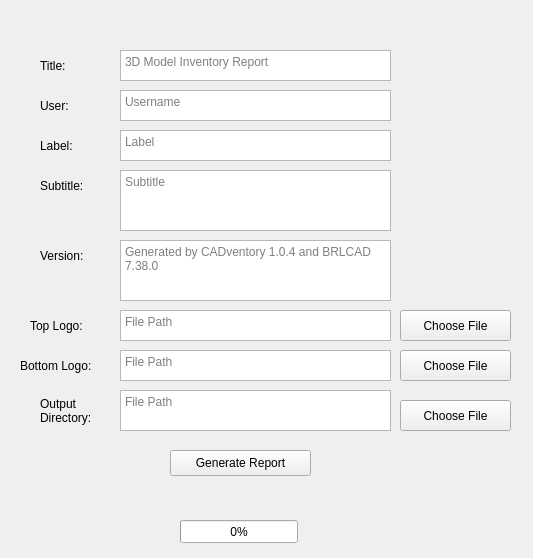
This is src/reportgenerationwindow.ui in torfoes/cadventory as Qt 5 draws it before an edit. The edited form follows.
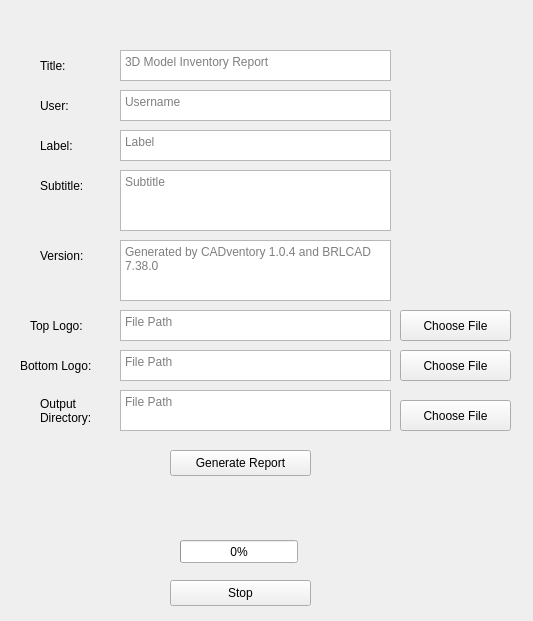
This is the edited form.

Commit message: stop report generation functionality

Diff of the .ui file:
```diff
--- a/src/reportgenerationwindow.ui
+++ b/src/reportgenerationwindow.ui
@@ -7,7 +7,7 @@
     <x>0</x>
     <y>0</y>
     <width>533</width>
-    <height>558</height>
+    <height>621</height>
    </rect>
   </property>
   <property name="windowTitle">
@@ -246,7 +246,7 @@
    <property name="geometry">
     <rect>
      <x>130</x>
-     <y>490</y>
+     <y>510</y>
      <width>231</width>
      <height>18</height>
     </rect>
@@ -254,12 +254,15 @@
    <property name="text">
     <string/>
    </property>
+   <property name="alignment">
+    <set>Qt::AlignmentFlag::AlignCenter</set>
+   </property>
   </widget>
   <widget class="QProgressBar" name="progressBar">
    <property name="geometry">
     <rect>
      <x>180</x>
-     <y>520</y>
+     <y>540</y>
      <width>118</width>
      <height>23</height>
     </rect>
@@ -329,6 +332,19 @@
     <string>Subtitle:</string>
    </property>
   </widget>
+  <widget class="QPushButton" name="pauseReport_pushButton">
+   <property name="geometry">
+    <rect>
+     <x>170</x>
+     <y>580</y>
+     <width>141</width>
+     <height>26</height>
+    </rect>
+   </property>
+   <property name="text">
+    <string>Stop</string>
+   </property>
+  </widget>
  </widget>
  <resources/>
  <connections/>
```
The commit also changes 5 other files.
